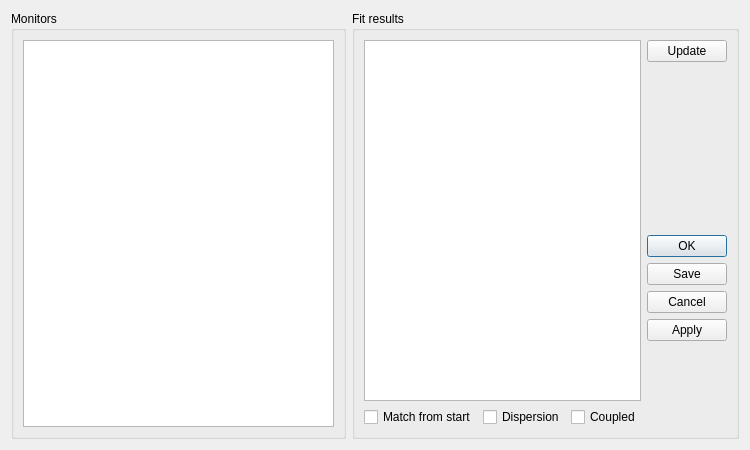
Before: the Qt Designer form madgui/online/emittance.ui in hibtc/madgui, drawn with Qt 5.
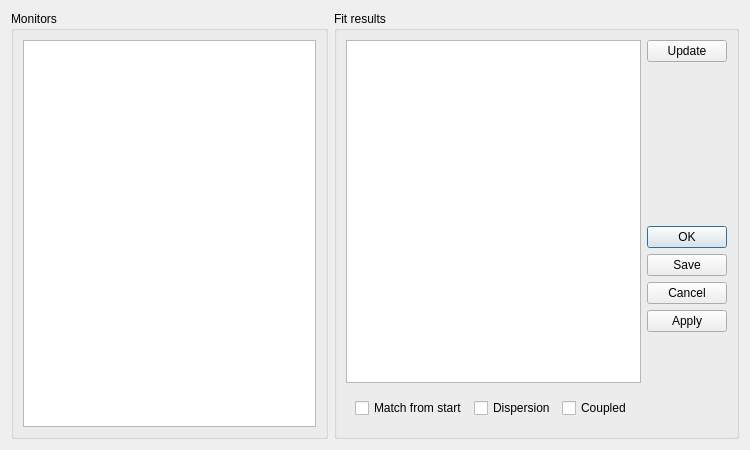
After: the same form once the commit is applied. Custom widgets are drawn as their Qt base class.

Commit message: Separate orbit-fit widget, use same .ui as emittance widget

The edit to the form file:
```diff
--- a/madgui/online/emittance.ui
+++ b/madgui/online/emittance.ui
@@ -70,7 +70,8 @@
        </layout>
       </item>
       <item row="1" column="0">
-       <layout class="QHBoxLayout">
+       <widget class="QWidget" name="options_box" native="true">
+        <layout class="QHBoxLayout" name="layout_options">
         <item>
          <widget class="QCheckBox" name="long_transfer">
           <property name="text">
@@ -93,6 +94,7 @@
          </widget>
         </item>
        </layout>
+       </widget>
       </item>
      </layout>
     </widget>
```
Left out of the diff: 2 changed lines with no effect on the pictures. Lines whose indentation alone changed are shown as unchanged. The commit also changes 3 other files.
